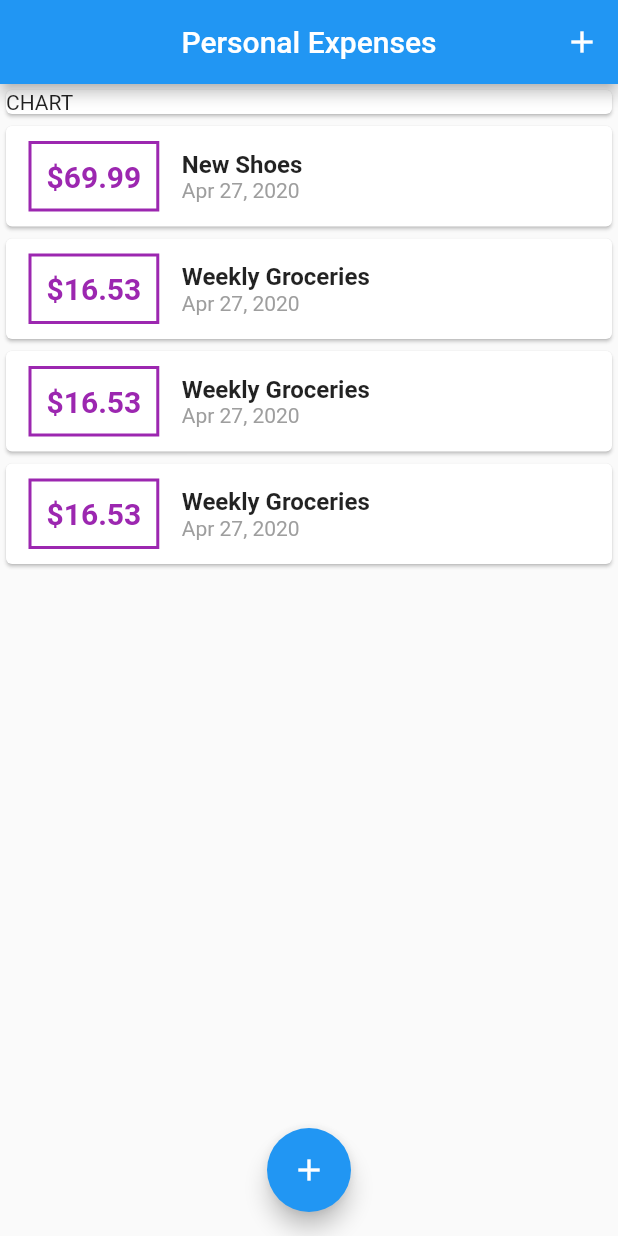
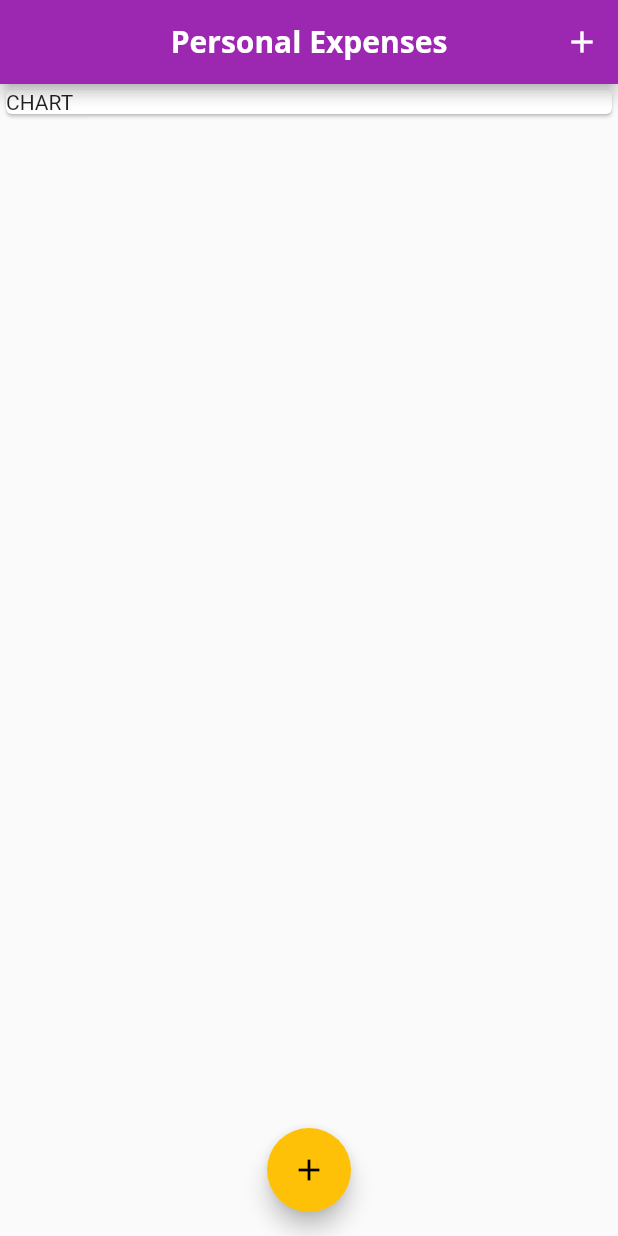
Before and after one commit to andre2ar/personal-expenses-app, a Flutter app: the screen it shows after launch, on a phone screen of 412 x 824 dp. Run offline on Flutter 3.47's test engine with Material 2 defaults, Android fonts, the phone set to English and light mode, and no system bars.

Commit message:
Theme and fonts

```diff
--- a/lib/main.dart
+++ b/lib/main.dart
@@ -10,6 +10,26 @@ class MyApp extends StatelessWidget {
   Widget build(BuildContext context) {
     return MaterialApp(
       title: 'Personal Expanses',
+      theme: ThemeData(
+          primarySwatch: Colors.purple,
+          accentColor: Colors.amber,
+          fontFamily: 'Quicksand',
+          textTheme: ThemeData.light().textTheme.copyWith(
+                title: TextStyle(
+                  fontFamily: 'OpenSans',
+                  fontWeight: FontWeight.bold,
+                  fontSize: 18,
+                ),
+              ),
+          appBarTheme: AppBarTheme(
+            textTheme: ThemeData.light().textTheme.copyWith(
+                  title: TextStyle(
+                    fontFamily: 'OpenSans',
+                    fontSize: 20,
+                    fontWeight: FontWeight.bold,
+                  ),
+                ),
+          )),
       home: MyHomePage(),
     );
   }
@@ -22,7 +42,7 @@ class MyHomePage extends StatefulWidget {
 
 class _MyHomePageState extends State<MyHomePage> {
   final List<Transaction> _userTransactions = [
-    Transaction(
+    /*Transaction(
       id: 't1',
       title: 'New Shoes',
       amount: 69.99,
@@ -63,7 +83,7 @@ class _MyHomePageState extends State<MyHomePage> {
       title: 'Weekly Groceries',
       amount: 16.53,
       date: DateTime.now(),
-    ),
+    ),*/
   ];
 
   void _addNewTransaction(String title, double amount) {
--- a/lib/widgets/transaction_list.dart
+++ b/lib/widgets/transaction_list.dart
@@ -21,7 +21,7 @@ class TransactionList extends StatelessWidget {
                   padding: EdgeInsets.all(10),
                   decoration: BoxDecoration(
                     border: Border.all(
-                      color: Colors.purple,
+                      color: Theme.of(context).primaryColor,
                       width: 2,
                     ),
                   ),
@@ -30,7 +30,7 @@ class TransactionList extends StatelessWidget {
                     style: TextStyle(
                       fontWeight: FontWeight.bold,
                       fontSize: 20,
-                      color: Colors.purple,
+                      color: Theme.of(context).primaryColor,
                     ),
                   ),
                 ),
@@ -39,10 +39,7 @@ class TransactionList extends StatelessWidget {
                   children: <Widget>[
                     Text(
                       transactions[index].title,
-                      style: TextStyle(
-                        fontSize: 16,
-                        fontWeight: FontWeight.bold,
-                      ),
+                      style: Theme.of(context).textTheme.title,
                     ),
                     Text(
                       DateFormat().add_yMMMd().format(transactions[index].date),
```
Also changed, not shown: pubspec.yaml (+11 -11 lines), assets/fonts/OpenSans-Bold.ttf (added), assets/fonts/OpenSans-Regular.ttf (added), assets/fonts/Quicksand-Bold.ttf (added), assets/fonts/Quicksand-Light.ttf (added), assets/fonts/Quicksand-Medium.ttf (added), assets/fonts/Quicksand-Regular.ttf (added), assets/images/waiting.png (added).
